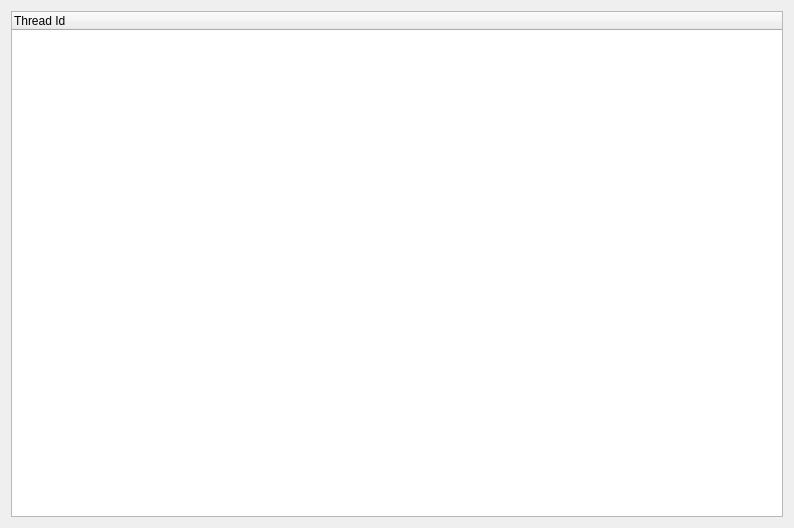
This is src/SeerThreadIdsBrowserWidget.ui in epasveer/seer as Qt 5 draws it before an edit. The edited form follows.
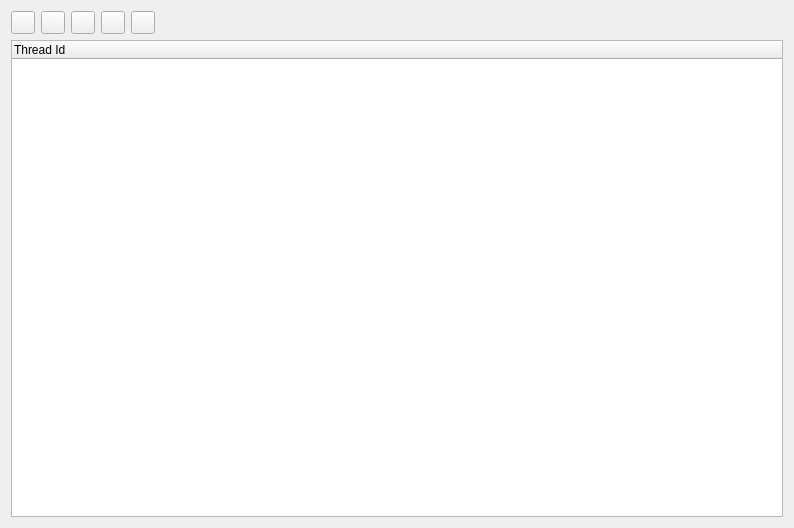
This is the edited form. Icons and pictures are not drawn.

Commit message: Add step/next/continue/interrupt to thread browser.

Diff of the .ui file:
```diff
--- a/src/SeerThreadIdsBrowserWidget.ui
+++ b/src/SeerThreadIdsBrowserWidget.ui
@@ -14,7 +14,94 @@
    <string>Form</string>
   </property>
   <layout class="QGridLayout" name="gridLayout">
-   <item row="0" column="0" colspan="2">
+   <item row="0" column="0">
+    <layout class="QHBoxLayout" name="horizontalLayout">
+     <item>
+      <widget class="QToolButton" name="gdbNextToolButton">
+       <property name="toolTip">
+        <string>Execute the next line for selected threads. Step over functions.</string>
+       </property>
+       <property name="text">
+        <string/>
+       </property>
+       <property name="icon">
+        <iconset resource="resource.qrc">
+         <normaloff>:/seer/resources/RelaxLightIcons/debug-step-over.svg</normaloff>:/seer/resources/RelaxLightIcons/debug-step-over.svg</iconset>
+       </property>
+      </widget>
+     </item>
+     <item>
+      <widget class="QToolButton" name="gdbStepToolButton">
+       <property name="toolTip">
+        <string>Execute the next line for selected threads. Step into functions.</string>
+       </property>
+       <property name="text">
+        <string/>
+       </property>
+       <property name="icon">
+        <iconset resource="resource.qrc">
+         <normaloff>:/seer/resources/RelaxLightIcons/debug-step-into.svg</normaloff>:/seer/resources/RelaxLightIcons/debug-step-into.svg</iconset>
+       </property>
+      </widget>
+     </item>
+     <item>
+      <widget class="QToolButton" name="gdbFinishToolButton">
+       <property name="toolTip">
+        <string>Finish the current function for selected threads.</string>
+       </property>
+       <property name="text">
+        <string/>
+       </property>
+       <property name="icon">
+        <iconset resource="resource.qrc">
+         <normaloff>:/seer/resources/RelaxLightIcons/debug-step-out.svg</normaloff>:/seer/resources/RelaxLightIcons/debug-step-out.svg</iconset>
+       </property>
+      </widget>
+     </item>
+     <item>
+      <widget class="QToolButton" name="gdbContinueToolButton">
+       <property name="toolTip">
+        <string>Continue execution of selected threads.</string>
+       </property>
+       <property name="text">
+        <string/>
+       </property>
+       <property name="icon">
+        <iconset resource="resource.qrc">
+         <normaloff>:/seer/resources/RelaxLightIcons/debug-execute-from-cursor.svg</normaloff>:/seer/resources/RelaxLightIcons/debug-execute-from-cursor.svg</iconset>
+       </property>
+      </widget>
+     </item>
+     <item>
+      <widget class="QToolButton" name="gdbInterruptToolButton">
+       <property name="toolTip">
+        <string>Interrupt execution of selected threads.</string>
+       </property>
+       <property name="text">
+        <string/>
+       </property>
+       <property name="icon">
+        <iconset resource="resource.qrc">
+         <normaloff>:/seer/resources/thenounproject/stop.svg</normaloff>:/seer/resources/thenounproject/stop.svg</iconset>
+       </property>
+      </widget>
+     </item>
+     <item>
+      <spacer name="horizontalSpacer">
+       <property name="orientation">
+        <enum>Qt::Horizontal</enum>
+       </property>
+       <property name="sizeHint" stdset="0">
+        <size>
+         <width>40</width>
+         <height>20</height>
+        </size>
+       </property>
+      </spacer>
+     </item>
+    </layout>
+   </item>
+   <item row="1" column="0">
     <widget class="QTreeWidget" name="idsTreeWidget">
      <property name="columnCount">
       <number>1</number>
```
Left out of the diff: 4 changed lines with no effect on the pictures. The commit also changes 11 other files.
